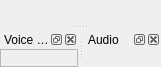
The window that src/blackgui/components/cockpitinfoareacomponent.ui (swift-project/pilotclient) describes before a commit, drawn with Qt 5.
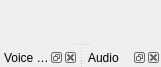
The same window after the commit. Custom widgets are drawn as their Qt base class.

Commit message: refs #335, updated GUI layout and style sheet

The edit to the form file:
```diff
--- a/src/blackgui/components/cockpitinfoareacomponent.ui
+++ b/src/blackgui/components/cockpitinfoareacomponent.ui
@@ -11,7 +11,7 @@
    </rect>
   </property>
   <property name="sizePolicy">
-   <sizepolicy hsizetype="Preferred" vsizetype="Expanding">
+   <sizepolicy hsizetype="Preferred" vsizetype="Preferred">
     <horstretch>0</horstretch>
     <verstretch>0</verstretch>
    </sizepolicy>
@@ -37,6 +37,12 @@
    </property>
   </widget>
   <widget class="BlackGui::CDockWidgetInfoArea" name="dw_CockpitVoiceRooms">
+   <property name="sizePolicy">
+    <sizepolicy hsizetype="Preferred" vsizetype="Preferred">
+     <horstretch>0</horstretch>
+     <verstretch>0</verstretch>
+    </sizepolicy>
+   </property>
    <property name="floating">
     <bool>false</bool>
    </property>
@@ -55,7 +61,7 @@
    <widget class="QWidget" name="qw_CockpitVoiceRooms">
     <layout class="QVBoxLayout" name="vl_CockpitMainArea">
      <property name="spacing">
-      <number>0</number>
+      <number>3</number>
      </property>
      <property name="leftMargin">
       <number>0</number>
@@ -83,6 +89,12 @@
    </widget>
   </widget>
   <widget class="BlackGui::CDockWidgetInfoArea" name="dw_Audio">
+   <property name="sizePolicy">
+    <sizepolicy hsizetype="Preferred" vsizetype="Preferred">
+     <horstretch>0</horstretch>
+     <verstretch>0</verstretch>
+    </sizepolicy>
+   </property>
    <property name="floating">
     <bool>false</bool>
    </property>
@@ -99,7 +111,22 @@
     <number>8</number>
    </attribute>
    <widget class="QWidget" name="qw_Audio">
-    <layout class="QVBoxLayout" name="verticalLayout_2">
+    <layout class="QVBoxLayout" name="vl_Audio">
+     <property name="spacing">
+      <number>3</number>
+     </property>
+     <property name="leftMargin">
+      <number>0</number>
+     </property>
+     <property name="topMargin">
+      <number>0</number>
+     </property>
+     <property name="rightMargin">
+      <number>0</number>
+     </property>
+     <property name="bottomMargin">
+      <number>0</number>
+     </property>
      <item>
       <widget class="BlackGui::Components::CAudioComponent" name="comp_Audio">
        <property name="frameShape">
```
Left out of the diff: 2 changed lines with no effect on the pictures. The commit also changes 12 other files.
